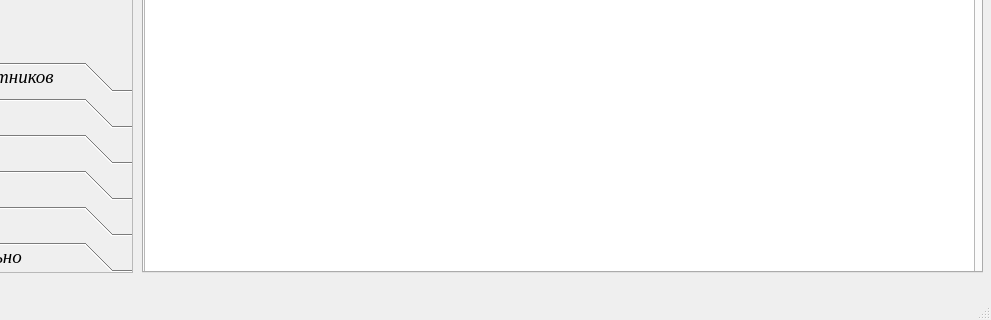
The window that UI/main_window.ui (Kaspar0810/Competitions_TT_v5) describes before a commit, drawn with Qt 5; both pictures show x 118 to 1109 and y 418 to 738 of the 1109 by 738 pixel window.
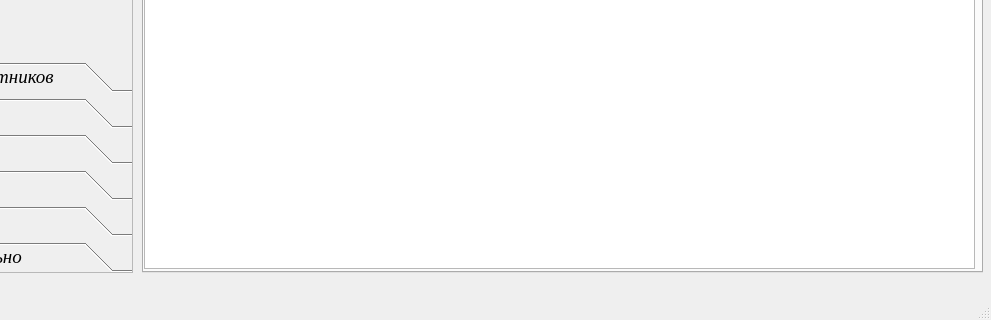
The same window after the commit. The open tabs and pages were chosen to show the change. Icons and pictures are not drawn.

```diff
--- a/UI/main_window.ui
+++ b/UI/main_window.ui
@@ -7531,7 +7531,7 @@
         <x>0</x>
         <y>0</y>
         <width>831</width>
-        <height>361</height>
+        <height>351</height>
        </rect>
       </property>
      </widget>
```
Left out of the diff: 24 changed lines with no effect on the pictures.
